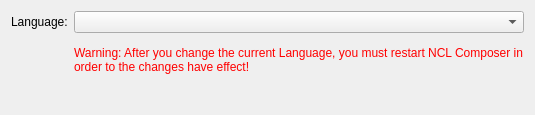
Above: src/gui/ui/GeneralPreferences.ui from TeleMidia/nclcomposer before the change. Below: the same form after it.
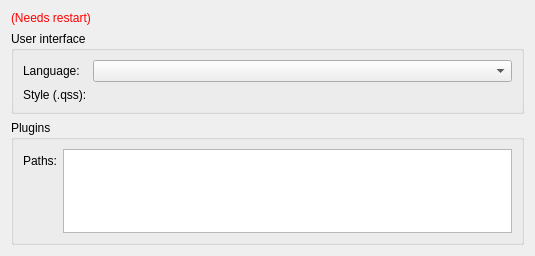
That is the form after the change.

Commit message:
[gui] Add support to change the style dynamically
* src/core/src/util/ComposerSettings.cpp: Likewise.
* src/gui/src/FileChooser.cpp: Likewise.
* src/gui/src/GeneralPreferences.cpp: Likewise. Also add a preferences in
  PreferencesDialog.
* src/gui/src/PreferencesDialog.cpp: Likewise.
* src/gui/src/PreferencesDialog.h: Likewise.
* src/gui/ui/GeneralPreferences.ui: Likewise.
* src/gui/ui/PreferencesDialog.ui: Likewise.

```diff
--- a/src/gui/ui/GeneralPreferences.ui
+++ b/src/gui/ui/GeneralPreferences.ui
@@ -7,40 +7,82 @@
     <x>0</x>
     <y>0</y>
     <width>535</width>
-    <height>115</height>
+    <height>256</height>
    </rect>
   </property>
   <property name="windowTitle">
    <string>General Preferences</string>
   </property>
   <layout class="QFormLayout" name="formLayout">
-   <property name="fieldGrowthPolicy">
-    <enum>QFormLayout::AllNonFixedFieldsGrow</enum>
-   </property>
-   <item row="4" column="0">
-    <widget class="QLabel" name="label">
-     <property name="text">
-      <string>Language:</string>
-     </property>
-    </widget>
-   </item>
-   <item row="4" column="1">
-    <widget class="QComboBox" name="comboBox"/>
-   </item>
-   <item row="5" column="1">
+   <item row="0" column="0">
     <widget class="QLabel" name="label_WarningLanguage">
      <property name="styleSheet">
       <string notr="true">color: #FF0000
 </string>
      </property>
      <property name="text">
-      <string>Warning: After you change the current Language, you must restart NCL Composer in order to the changes have effect!</string>
+      <string>(Needs restart)</string>
      </property>
      <property name="wordWrap">
       <bool>true</bool>
      </property>
     </widget>
    </item>
+   <item row="4" column="0" colspan="2">
+    <widget class="QGroupBox" name="groupBox_2">
+     <property name="title">
+      <string>Plugins</string>
+     </property>
+     <layout class="QFormLayout" name="formLayout_2">
+      <item row="0" column="0">
+       <widget class="QLabel" name="label_2">
+        <property name="text">
+         <string>Paths:</string>
+        </property>
+       </widget>
+      </item>
+      <item row="0" column="1">
+       <widget class="QPlainTextEdit" name="plainTextEdit">
+        <property name="maximumSize">
+         <size>
+          <width>16777215</width>
+          <height>100</height>
+         </size>
+        </property>
+       </widget>
+      </item>
+     </layout>
+    </widget>
+   </item>
+   <item row="2" column="0" colspan="2">
+    <widget class="QGroupBox" name="groupBox">
+     <property name="title">
+      <string>User interface</string>
+     </property>
+     <layout class="QFormLayout" name="formLayout_3">
+      <item row="0" column="0">
+       <widget class="QLabel" name="label">
+        <property name="text">
+         <string>Language:</string>
+        </property>
+       </widget>
+      </item>
+      <item row="0" column="1">
+       <widget class="QComboBox" name="comboBox"/>
+      </item>
+      <item row="1" column="0">
+       <widget class="QLabel" name="label_3">
+        <property name="text">
+         <string>Style (.qss):</string>
+        </property>
+        <property name="alignment">
+         <set>Qt::AlignBottom|Qt::AlignLeading|Qt::AlignLeft</set>
+        </property>
+       </widget>
+      </item>
+     </layout>
+    </widget>
+   </item>
   </layout>
  </widget>
  <resources/>
```
The commit also changes 6 other files.
